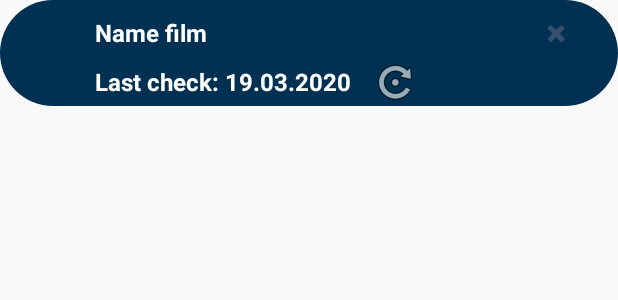
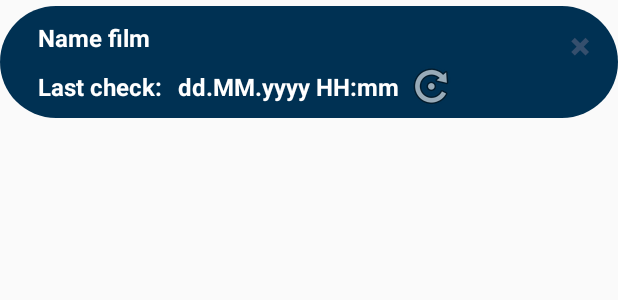
Before and after one commit to palad11n/appttp1, an Android app: the layout table_row.xml on its own in the app's theme, with its tools: preview values and no code run, on a phone screen of 412 x 824 dp. Shown: the top 300 px of the screen. Run offline under Robolectric (Android 15) with nearby library versions, the light colour scheme and no system bars.

Commit message:
save and load data, view data (#2)

```diff
--- a/app/build.gradle
+++ b/app/build.gradle
@@ -28,6 +28,7 @@ dependencies {
     androidTestImplementation 'androidx.test.ext:junit:1.1.0'
     androidTestImplementation 'androidx.test.espresso:espresso-core:3.1.1'
 
+    implementation 'com.android.support:recyclerview-v7:29.0.0'
     implementation 'com.google.android.material:material:1.0.0'
     implementation 'com.android.support:support-v4:29.0.1'
     implementation 'com.google.code.gson:gson:1.7.2'
--- a/app/src/main/AndroidManifest.xml
+++ b/app/src/main/AndroidManifest.xml
@@ -9,7 +9,7 @@
         android:roundIcon="@mipmap/ic_launcher_round"
         android:supportsRtl="true"
         android:theme="@style/AppTheme">
-        <activity android:name=".MainActivity">
+        <activity android:name=".mvp.MainActivity">
             <intent-filter>
                 <action android:name="android.intent.action.MAIN" />
 
--- a/app/src/main/res/drawable/my_off_shape.xml
+++ b/app/src/main/res/drawable/my_off_shape.xml
@@ -1,18 +1,17 @@
 <?xml version="1.0" encoding="utf-8"?>
 <shape xmlns:android="http://schemas.android.com/apk/res/android" android:shape="rectangle">
     <corners
-        android:topLeftRadius="100dp"
-        android:topRightRadius="100dp"
-        android:bottomRightRadius="100dp"
-        android:bottomLeftRadius="100dp">
+        android:topLeftRadius="@dimen/radius_shape"
+        android:topRightRadius="@dimen/radius_shape"
+        android:bottomRightRadius="@dimen/radius_shape"
+        android:bottomLeftRadius="@dimen/radius_shape">
     </corners>
-
     <solid
         android:color="#003153">
     </solid>
     <padding
         android:left="5dp"
-        android:top="0dp"
+        android:top="5dp"
         android:right="5dp"
-        android:bottom="0dp" />
+        android:bottom="5dp" />
 </shape>
--- a/app/src/main/res/layout/table_row.xml
+++ b/app/src/main/res/layout/table_row.xml
@@ -6,50 +6,42 @@
     style="@style/StyleTaskForList"
     android:layout_width="match_parent"
     android:layout_height="wrap_content"
+    android:layout_marginTop="4dp"
     android:orientation="vertical">
 
+    <LinearLayout
+        android:id="@+id/linearLayout"
+        android:layout_width="0dp"
+        android:layout_height="wrap_content"
+        android:layout_marginStart="5dp"
+        app:layout_constraintBottom_toBottomOf="parent"
+        app:layout_constraintEnd_toStartOf="@+id/delBtn"
+        app:layout_constraintHorizontal_bias="0.4"
+        app:layout_constraintStart_toStartOf="parent"
+        app:layout_constraintTop_toTopOf="parent"
+        app:layout_constraintVertical_bias="0.0">
 
         <TextView
             android:id="@+id/nameLink"
             style="@style/TextView"
             android:layout_width="wrap_content"
             android:layout_height="wrap_content"
-        android:layout_marginStart="53dp"
-        android:layout_marginTop="5dp"
+            android:layout_marginStart="@dimen/margin_start"
             android:ellipsize="end"
             android:maxLines="1"
             android:padding="5dip"
             android:singleLine="true"
             android:text="Name film"
-        android:textSize="@dimen/sizeText"
-        app:layout_constraintEnd_toStartOf="@+id/del"
-        app:layout_constraintHorizontal_bias="0.0"
-        app:layout_constraintStart_toStartOf="parent"
-        app:layout_constraintTop_toTopOf="parent" />
+            android:textSize="@dimen/sizeText" />
 
-    <TextView
-        android:id="@+id/lastCheck"
-        style="@style/TextView"
-        android:layout_width="wrap_content"
-        android:layout_height="wrap_content"
-        android:layout_marginStart="53dp"
-        android:ellipsize="end"
-        android:maxLines="1"
-        android:padding="5dip"
-        android:singleLine="true"
-        android:text="Last check: 19.03.2020"
-        android:textSize="@dimen/sizeText"
-        app:layout_constraintBottom_toBottomOf="parent"
-        app:layout_constraintStart_toStartOf="parent"
-        app:layout_constraintTop_toBottomOf="@+id/nameLink"
-        app:layout_constraintVertical_bias="0.13" />
+
+    </LinearLayout>
 
     <Button
-        android:id="@+id/del"
+        android:id="@+id/delBtn"
         android:layout_width="41dp"
         android:layout_height="41dp"
-        android:layout_alignParentEnd="true"
-        android:layout_marginEnd="16dp"
+        android:layout_alignParentEnd="false"
         android:background="#00000000"
         android:stateListAnimator="@null"
         android:text="✖"
@@ -58,35 +50,64 @@
         app:layout_constraintBottom_toBottomOf="parent"
         app:layout_constraintEnd_toEndOf="parent"
         app:layout_constraintTop_toTopOf="parent"
+        app:layout_constraintVertical_bias="0.0" />
+
+    <LinearLayout
+        android:layout_width="0dp"
+        android:layout_height="wrap_content"
+        android:layout_marginStart="5dp"
+        app:layout_constraintBottom_toBottomOf="parent"
+        app:layout_constraintEnd_toEndOf="parent"
+        app:layout_constraintHorizontal_bias="0.4"
+        app:layout_constraintStart_toStartOf="parent"
+        app:layout_constraintTop_toBottomOf="@+id/linearLayout"
         app:layout_constraintVertical_bias="0.0">
 
-    </Button>
+        <TextView
+            style="@style/TextView"
+            android:layout_width="wrap_content"
+            android:layout_height="wrap_content"
+            android:layout_marginStart="@dimen/margin_start"
+            android:ellipsize="end"
+            android:maxLines="1"
+            android:padding="5dip"
+            android:singleLine="true"
+            android:text="@string/last_check"
+            android:textSize="@dimen/sizeText" />
+
+        <TextView
+            android:id="@+id/lastCheck"
+            style="@style/TextView"
+            android:layout_width="wrap_content"
+            android:layout_height="wrap_content"
+            android:ellipsize="end"
+            android:maxLines="1"
+            android:padding="5dip"
+            android:singleLine="true"
+            android:text="dd.MM.yyyy HH:mm"
+            android:textSize="@dimen/sizeText" />
 
         <ImageButton
-        android:id="@+id/sync"
+            android:id="@+id/syncBtn"
             android:layout_width="wrap_content"
             android:layout_height="wrap_content"
             android:background="#00000000"
-        android:src="@android:drawable/ic_menu_rotate"
-        app:layout_constraintBottom_toBottomOf="parent"
-        app:layout_constraintEnd_toEndOf="parent"
-        app:layout_constraintHorizontal_bias="0.06"
-        app:layout_constraintStart_toEndOf="@+id/lastCheck"
-        app:layout_constraintTop_toTopOf="parent"
-        app:layout_constraintVertical_bias="1.0" />
+            android:src="@android:drawable/ic_menu_rotate" />
+
+    </LinearLayout>
 
     <Button
-        android:id="@+id/update"
+        android:id="@+id/updateBtn"
         style="@style/BtnUpdate"
         android:layout_width="390sp"
         android:layout_height="40sp"
         android:layout_alignParentEnd="true"
         android:layout_marginTop="32dp"
         android:stateListAnimator="@null"
-        android:text="Update is exist!"
+        android:text="@string/update_is_exist"
         android:visibility="gone"
         app:layout_constraintEnd_toEndOf="parent"
         app:layout_constraintStart_toStartOf="parent"
-        app:layout_constraintTop_toBottomOf="@+id/del" />
+        app:layout_constraintTop_toBottomOf="@+id/delBtn" />
 
 </androidx.constraintlayout.widget.ConstraintLayout>
--- a/app/src/main/res/values/dimens.xml
+++ b/app/src/main/res/values/dimens.xml
@@ -2,6 +2,6 @@
 <resources>
     <dimen name="sizeRow">0</dimen>
     <dimen name="sizeText">16sp</dimen>
-    <dimen name="test"></dimen>
-    <dimen name="test1"></dimen>
+    <dimen name="margin_start">10dp</dimen>
+    <dimen name="radius_shape">50dp</dimen>
 </resources>
--- a/app/src/main/res/values/strings.xml
+++ b/app/src/main/res/values/strings.xml
@@ -1,14 +1,22 @@
 <resources>
     <string name="app_name">CheckingUpdate</string>
+
+    <!-- TODO: Быстрые настройки и создание задачи -->
+    <string name="hello_blank_fragment">Hello blank fragment</string>
+    <string name="setting_row">Setting task</string>
+    <string name="set_name">Insert title</string>
     <string name="editLink">Insert link</string>
     <string name="done">DONE</string>
     <string name="cancel">CANCEL</string>
-    <string name="setting_row">Setting task</string>
 
-    <!-- TODO: Remove or change this placeholder text -->
-    <string name="hello_blank_fragment">Hello blank fragment</string>
-    <string name="set_name">Insert title</string>
+
+
+    <!-- TODO: Меню -->
     <string name="about_app">About</string>
     <string name="setting_app">Setting application</string>
-    <string name="about_description">Application to check for updates on your site./n Makes: student of CSU.</string>
+    <string name="about_description">Application to check for updates on your site.
+        Makes: student of CSU.</string>
+    <!-- TODO: Вид задачи -->
+    <string name="last_check">Last check: </string>
+    <string name="update_is_exist">Update is exist!</string>
 </resources>
--- a/app/src/main/res/values/styles.xml
+++ b/app/src/main/res/values/styles.xml
@@ -8,7 +8,6 @@
         <item name="colorAccent">@color/colorMy</item>
 
     </style>
-
 
     <style name="StyleTaskForList">
         <item name="android:background">@drawable/my_off_shape</item>
@@ -21,8 +20,6 @@
     <style name="TextView">
         <item name="android:textColor">#fff</item>
         <item name="android:textStyle">bold</item>
-        <!--        <item name="android:fontFamily">@font/objectsans_regular</item>-->
-        <!--        <item name="fontFamily">@font/objectsans_regular</item>-->
     </style>
 
 </resources>
```
Also changed, not shown: app/src/main/java/ru/csu/ttpapp/DialogOnSaveTask.java (+8 -3 lines), app/src/main/java/ru/csu/ttpapp/common/ListTasks.java (added, +7 -0 lines), app/src/main/java/ru/csu/ttpapp/common/Task.java (added, +59 -0 lines), app/src/main/java/ru/csu/ttpapp/common/TaskAdapter.java (added, +87 -0 lines), app/src/main/java/ru/csu/ttpapp/mvp/MainActivity.java (renamed from app/src/main/java/ru/csu/ttpapp/MainActivity.java, +65 -29 lines), app/src/main/java/ru/csu/ttpapp/mvp/TaskModel.java (added, +134 -0 lines), app/src/main/java/ru/csu/ttpapp/mvp/TasksPresenter.java (added, +64 -0 lines), app/src/main/res/drawable/my_on_shape.xml (+6 -6 lines), app/src/main/res/layout/activity_main.xml (+7 -13 lines), app/src/main/res/layout/dialog_create.xml (+6 -5 lines). Lines whose indentation alone changed are shown as unchanged.
